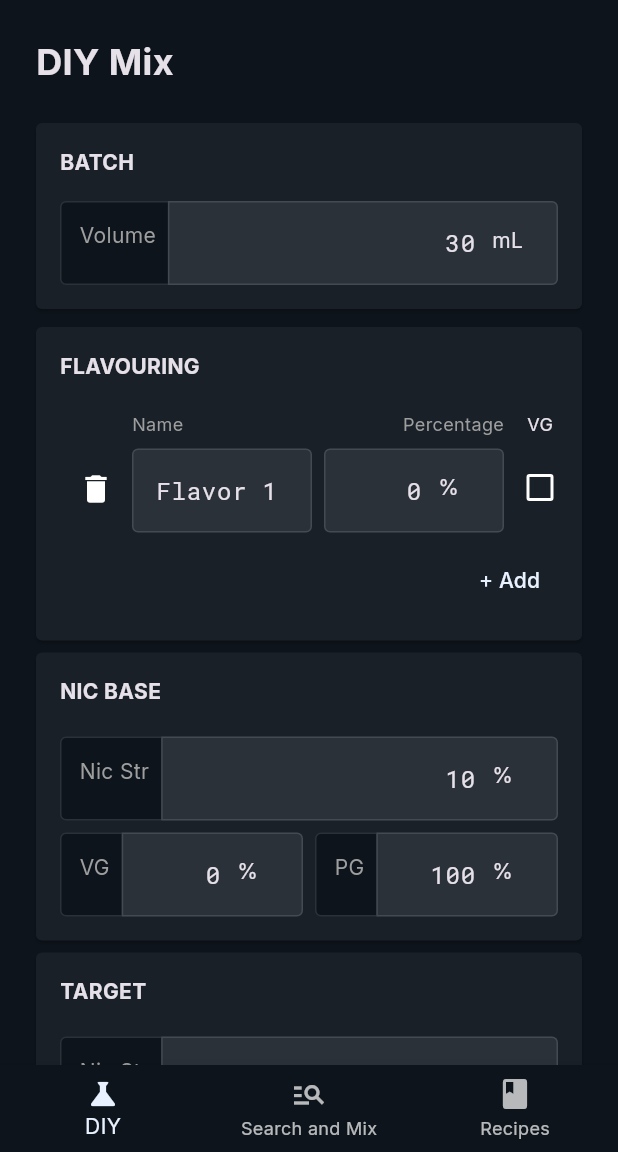
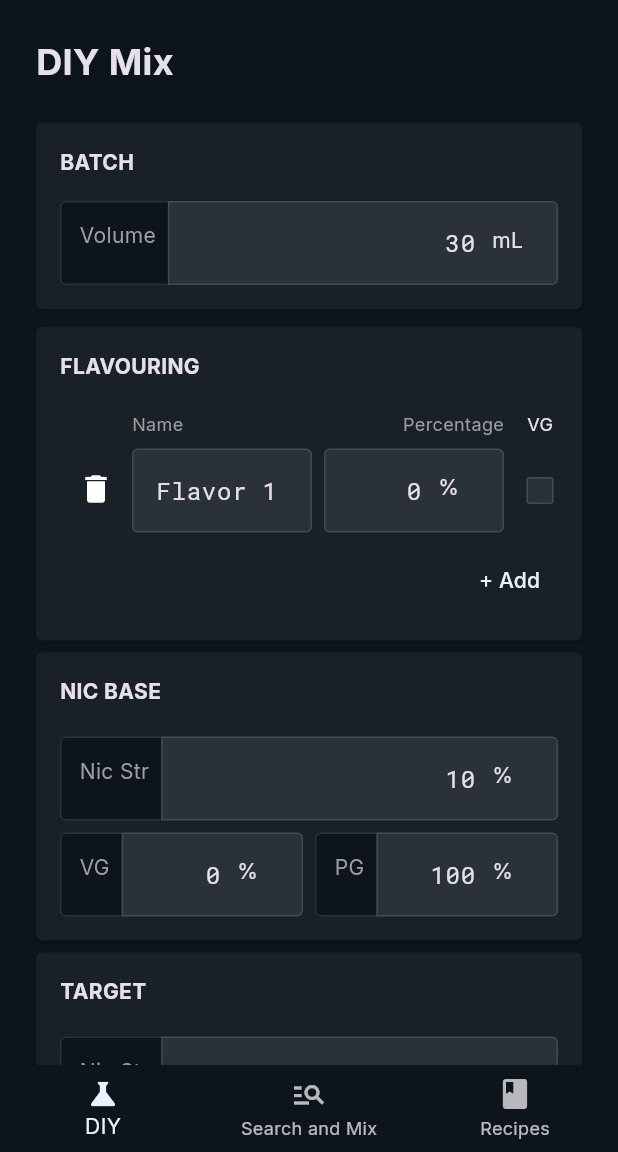
Before and after one commit to danielclamor/elchemist, a Flutter app: the screen it shows after launch, after a tap on "+ Add", on a phone screen of 412 x 824 dp, the part 84-1236 px from its top. Run offline on Flutter 3.47's test engine with Material 3 defaults, Android fonts, the phone set to English and light mode, and no system bars; our stand-ins replace gap, google_fonts; missing offline and left inert: window_manager; accounts and stored records are empty.

Commit message:
add elcheckbox

```diff
--- /dev/null
+++ b/lib/components/atoms/el_checkbox.dart
@@ -0,0 +1,50 @@
+import 'package:flutter/material.dart';
+import 'package:gap/gap.dart';
+
+class ElCheckbox extends StatelessWidget {
+  final double? width;
+  final String? labelText;
+  final bool? value;
+  final ValueChanged<bool?>? onChanged;
+
+  const ElCheckbox({
+    super.key,
+    this.width,
+    this.labelText,
+    this.value,
+    this.onChanged,
+  });
+
+  @override
+  Widget build(BuildContext context) {
+    return SizedBox(
+      width: width ?? 24,
+      child: Column(
+        children: [
+          labelText != null
+              ? Text(labelText ?? '',
+                  style: const TextStyle(
+                    fontSize: 12.0,
+                    color: Colors.grey,
+                  ))
+              : const SizedBox.shrink(),
+          labelText != null ? const Gap(10.0) : const Gap(2.0),
+          Checkbox(
+            value: value,
+            onChanged: onChanged,
+            side: BorderSide(color: Theme.of(context).focusColor),
+            fillColor: onChanged != null
+                ? WidgetStateProperty.resolveWith<Color>(
+                    (Set<WidgetState> states) {
+                    if (states.contains(WidgetState.selected)) {
+                      return Theme.of(context).hoverColor.withAlpha(250);
+                    }
+                    return Theme.of(context).colorScheme.surfaceContainer;
+                  })
+                : null,
+          ),
+        ],
+      ),
+    );
+  }
+}
--- a/lib/views/diy_mix_view.dart
+++ b/lib/views/diy_mix_view.dart
@@ -1,4 +1,5 @@
 import 'package:collection/collection.dart';
+import 'package:elchemist_app/components/atoms/el_checkbox.dart';
 import 'package:elchemist_app/components/atoms/el_text_field.dart';
 import 'package:elchemist_app/formulas.dart';
 import 'package:elchemist_app/models/ingredient.dart';
@@ -350,7 +351,7 @@ class _DiyMixViewState extends State<DiyMixView> {
                       ))
                   : const SizedBox.shrink(),
               withHeaders ? const Gap(10.0) : const Gap(2.0),
-              Checkbox(
+              ElCheckbox(
                 value: entry.isVG,
                 onChanged: (value) {
                   setState(() {
```
Also changed, not shown: lib/views/search_mix_view.dart (+32 -84 lines).
